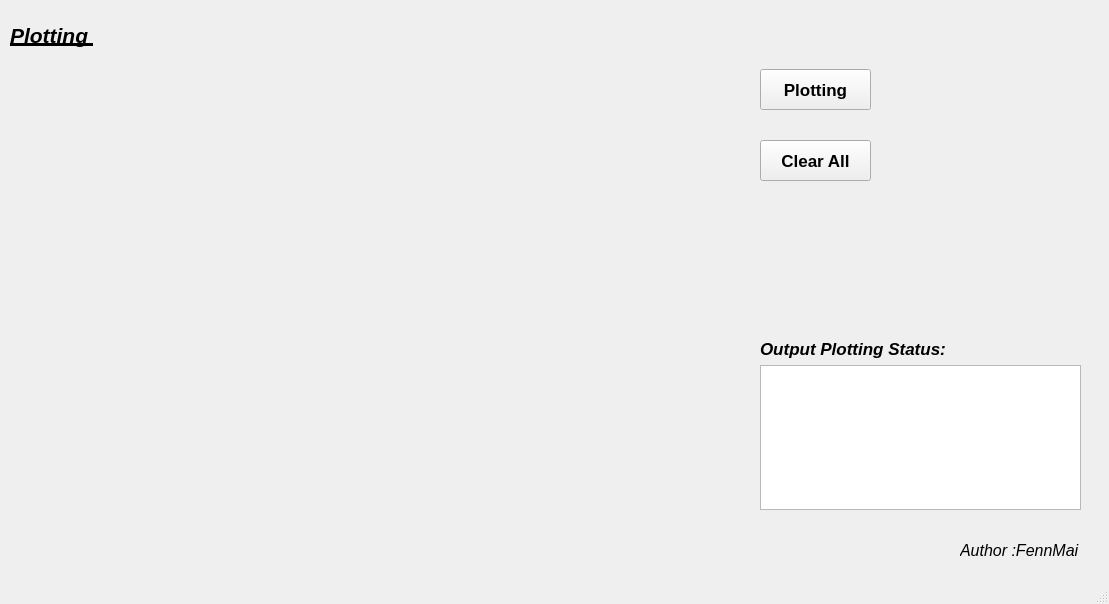
This is src/qt/pathplanning_platform.ui in FennMai/PathPlanning_Qt_Platform as Qt 5 draws it before an edit. The edited form follows.
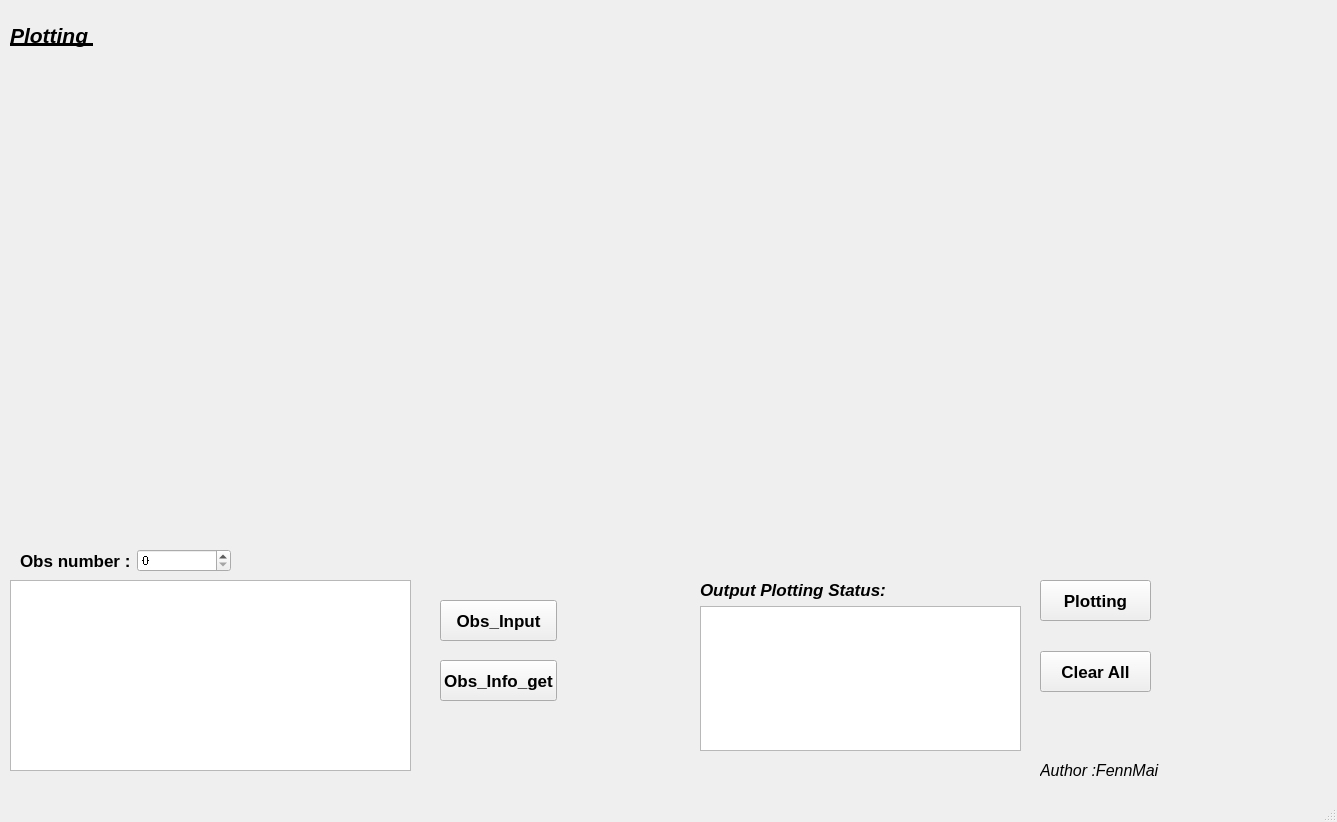
This is the edited form.

Diff of the .ui file:
```diff
--- a/src/qt/pathplanning_platform.ui
+++ b/src/qt/pathplanning_platform.ui
@@ -6,12 +6,18 @@
    <rect>
     <x>0</x>
     <y>0</y>
-    <width>1109</width>
-    <height>604</height>
+    <width>1337</width>
+    <height>822</height>
    </rect>
   </property>
   <property name="windowTitle">
-   <string>PathPlanning_Platform  1.1</string>
+   <string>PathPlanning_Platform  1.2</string>
+  </property>
+  <property name="toolTip">
+   <string/>
+  </property>
+  <property name="autoFillBackground">
+   <bool>true</bool>
   </property>
   <widget class="QWidget" name="centralwidget">
    <widget class="QLabel" name="label">
@@ -39,8 +45,8 @@
    <widget class="QPushButton" name="Plotting">
     <property name="geometry">
      <rect>
-      <x>760</x>
-      <y>69</y>
+      <x>1040</x>
+      <y>580</y>
       <width>111</width>
       <height>41</height>
      </rect>
@@ -62,7 +68,7 @@
      <rect>
       <x>10</x>
       <y>70</y>
-      <width>711</width>
+      <width>941</width>
       <height>441</height>
      </rect>
     </property>
@@ -71,8 +77,8 @@
    <widget class="QLabel" name="label_3">
     <property name="geometry">
      <rect>
-      <x>960</x>
-      <y>540</y>
+      <x>1040</x>
+      <y>760</y>
       <width>121</width>
       <height>21</height>
      </rect>
@@ -92,8 +98,8 @@
    <widget class="QPushButton" name="Plotting_Clear">
     <property name="geometry">
      <rect>
-      <x>760</x>
-      <y>140</y>
+      <x>1040</x>
+      <y>651</y>
       <width>111</width>
       <height>41</height>
      </rect>
@@ -113,11 +119,11 @@
      <string>Clear All</string>
     </property>
    </widget>
-   <widget class="QWidget" name="">
+   <widget class="QWidget" name="layoutWidget">
     <property name="geometry">
      <rect>
-      <x>760</x>
-      <y>339</y>
+      <x>700</x>
+      <y>580</y>
       <width>321</width>
       <height>171</height>
      </rect>
@@ -143,6 +149,148 @@
      </item>
     </layout>
    </widget>
+   <widget class="QWidget" name="widget" native="true">
+    <property name="geometry">
+     <rect>
+      <x>20</x>
+      <y>530</y>
+      <width>211</width>
+      <height>61</height>
+     </rect>
+    </property>
+    <layout class="QHBoxLayout" name="horizontalLayout">
+     <item>
+      <widget class="QLabel" name="label_4">
+       <property name="font">
+        <font>
+         <pointsize>13</pointsize>
+         <weight>75</weight>
+         <bold>true</bold>
+        </font>
+       </property>
+       <property name="mouseTracking">
+        <bool>false</bool>
+       </property>
+       <property name="text">
+        <string>Obs number :</string>
+       </property>
+       <property name="wordWrap">
+        <bool>false</bool>
+       </property>
+      </widget>
+     </item>
+     <item>
+      <widget class="QSpinBox" name="obs_nums_txt">
+       <property name="font">
+        <font>
+         <stylestrategy>NoAntialias</stylestrategy>
+        </font>
+       </property>
+       <property name="buttonSymbols">
+        <enum>QAbstractSpinBox::UpDownArrows</enum>
+       </property>
+       <property name="minimum">
+        <number>0</number>
+       </property>
+      </widget>
+     </item>
+    </layout>
+   </widget>
+   <widget class="QTableWidget" name="obs_input_table">
+    <property name="geometry">
+     <rect>
+      <x>10</x>
+      <y>580</y>
+      <width>401</width>
+      <height>191</height>
+     </rect>
+    </property>
+    <property name="sizePolicy">
+     <sizepolicy hsizetype="Expanding" vsizetype="Expanding">
+      <horstretch>0</horstretch>
+      <verstretch>6</verstretch>
+     </sizepolicy>
+    </property>
+    <property name="font">
+     <font>
+      <family>Ubuntu Condensed</family>
+      <pointsize>10</pointsize>
+      <underline>false</underline>
+     </font>
+    </property>
+    <property name="focusPolicy">
+     <enum>Qt::StrongFocus</enum>
+    </property>
+    <property name="acceptDrops">
+     <bool>true</bool>
+    </property>
+    <property name="columnCount">
+     <number>0</number>
+    </property>
+    <attribute name="horizontalHeaderCascadingSectionResizes">
+     <bool>true</bool>
+    </attribute>
+    <attribute name="horizontalHeaderDefaultSectionSize">
+     <number>125</number>
+    </attribute>
+    <attribute name="horizontalHeaderShowSortIndicator" stdset="0">
+     <bool>false</bool>
+    </attribute>
+    <attribute name="verticalHeaderShowSortIndicator" stdset="0">
+     <bool>false</bool>
+    </attribute>
+   </widget>
+   <widget class="QPushButton" name="obs_data_get">
+    <property name="enabled">
+     <bool>true</bool>
+    </property>
+    <property name="geometry">
+     <rect>
+      <x>440</x>
+      <y>600</y>
+      <width>117</width>
+      <height>41</height>
+     </rect>
+    </property>
+    <property name="font">
+     <font>
+      <pointsize>13</pointsize>
+      <weight>75</weight>
+      <italic>false</italic>
+      <bold>true</bold>
+     </font>
+    </property>
+    <property name="text">
+     <string>Obs_Input</string>
+    </property>
+   </widget>
+   <widget class="QPushButton" name="Obs_Info_get">
+    <property name="enabled">
+     <bool>true</bool>
+    </property>
+    <property name="geometry">
+     <rect>
+      <x>440</x>
+      <y>660</y>
+      <width>117</width>
+      <height>41</height>
+     </rect>
+    </property>
+    <property name="font">
+     <font>
+      <pointsize>13</pointsize>
+      <weight>75</weight>
+      <italic>false</italic>
+      <bold>true</bold>
+     </font>
+    </property>
+    <property name="toolTipDuration">
+     <number>1</number>
+    </property>
+    <property name="text">
+     <string>Obs_Info_get</string>
+    </property>
+   </widget>
   </widget>
   <widget class="QMenuBar" name="menubar">
    <property name="geometry">
```
Left out of the diff: 8 changed lines with no effect on the pictures.
